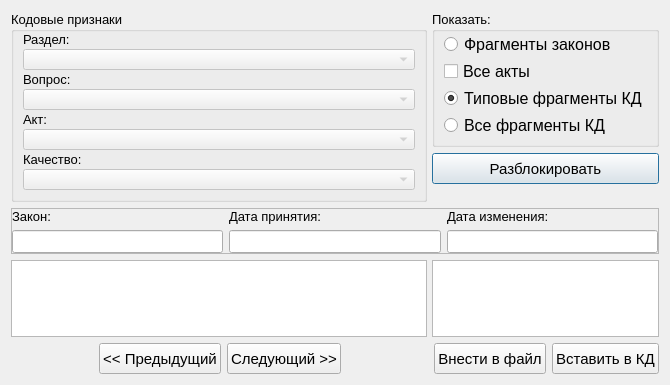
Above: knowledgebase.ui from YakSid/KDC_RSREU before the change. Below: the same form after it.
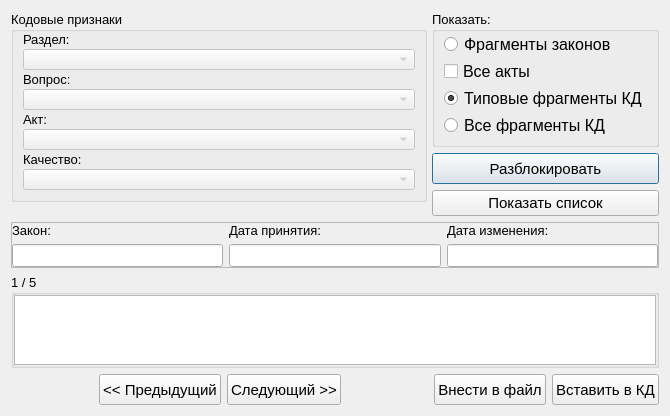
That is the form after the change.

What changed in the file:
```diff
--- a/knowledgebase.ui
+++ b/knowledgebase.ui
@@ -25,146 +25,6 @@
    <string>База знаний</string>
   </property>
   <layout class="QGridLayout" name="gridLayout_3">
-   <item row="0" column="1">
-    <widget class="QGroupBox" name="groupBox_2">
-     <property name="minimumSize">
-      <size>
-       <width>0</width>
-       <height>0</height>
-      </size>
-     </property>
-     <property name="maximumSize">
-      <size>
-       <width>16777215</width>
-       <height>16777215</height>
-      </size>
-     </property>
-     <property name="title">
-      <string>Показать:</string>
-     </property>
-     <layout class="QVBoxLayout" name="verticalLayout">
-      <property name="spacing">
-       <number>2</number>
-      </property>
-      <property name="topMargin">
-       <number>0</number>
-      </property>
-      <property name="bottomMargin">
-       <number>6</number>
-      </property>
-      <item>
-       <widget class="QRadioButton" name="rb_law_fragments">
-        <property name="font">
-         <font>
-          <pointsize>12</pointsize>
-         </font>
-        </property>
-        <property name="text">
-         <string>Фрагменты законов</string>
-        </property>
-        <property name="checked">
-         <bool>false</bool>
-        </property>
-       </widget>
-      </item>
-      <item>
-       <widget class="QCheckBox" name="ch_all_acts">
-        <property name="font">
-         <font>
-          <pointsize>12</pointsize>
-         </font>
-        </property>
-        <property name="text">
-         <string>Все акты</string>
-        </property>
-       </widget>
-      </item>
-      <item>
-       <widget class="QRadioButton" name="rb_typical_fragments_kd">
-        <property name="font">
-         <font>
-          <pointsize>12</pointsize>
-         </font>
-        </property>
-        <property name="text">
-         <string>Типовые фрагменты КД</string>
-        </property>
-        <property name="checked">
-         <bool>true</bool>
-        </property>
-       </widget>
-      </item>
-      <item>
-       <widget class="QRadioButton" name="rb_all_fragments_kd">
-        <property name="font">
-         <font>
-          <pointsize>12</pointsize>
-         </font>
-        </property>
-        <property name="text">
-         <string>Все фрагменты КД</string>
-        </property>
-       </widget>
-      </item>
-     </layout>
-    </widget>
-   </item>
-   <item row="2" column="1">
-    <spacer name="verticalSpacer">
-     <property name="orientation">
-      <enum>Qt::Vertical</enum>
-     </property>
-     <property name="sizeHint" stdset="0">
-      <size>
-       <width>20</width>
-       <height>15</height>
-      </size>
-     </property>
-    </spacer>
-   </item>
-   <item row="1" column="1">
-    <widget class="QPushButton" name="pb_unlock">
-     <property name="minimumSize">
-      <size>
-       <width>151</width>
-       <height>31</height>
-      </size>
-     </property>
-     <property name="maximumSize">
-      <size>
-       <width>16777215</width>
-       <height>31</height>
-      </size>
-     </property>
-     <property name="font">
-      <font>
-       <pointsize>11</pointsize>
-      </font>
-     </property>
-     <property name="text">
-      <string>Разблокировать</string>
-     </property>
-    </widget>
-   </item>
-   <item row="4" column="0">
-    <widget class="QTextEdit" name="te_text">
-     <property name="minimumSize">
-      <size>
-       <width>416</width>
-       <height>0</height>
-      </size>
-     </property>
-     <property name="maximumSize">
-      <size>
-       <width>16777215</width>
-       <height>16777215</height>
-      </size>
-     </property>
-     <property name="readOnly">
-      <bool>true</bool>
-     </property>
-    </widget>
-   </item>
    <item row="0" column="0" rowspan="3">
     <layout class="QVBoxLayout" name="verticalLayout_2">
      <property name="spacing">
@@ -336,109 +196,127 @@
      </item>
     </layout>
    </item>
-   <item row="5" column="0" colspan="2">
-    <layout class="QHBoxLayout" name="horizontalLayout">
-     <item>
-      <spacer name="horizontalSpacer_4">
-       <property name="orientation">
-        <enum>Qt::Horizontal</enum>
-       </property>
-       <property name="sizeHint" stdset="0">
-        <size>
-         <width>40</width>
-         <height>20</height>
-        </size>
-       </property>
-      </spacer>
-     </item>
-     <item>
-      <widget class="QPushButton" name="pb_prev">
-       <property name="minimumSize">
-        <size>
-         <width>0</width>
-         <height>31</height>
-        </size>
-       </property>
-       <property name="font">
-        <font>
-         <pointsize>11</pointsize>
-        </font>
-       </property>
-       <property name="text">
-        <string>&lt;&lt; Предыдущий</string>
-       </property>
-      </widget>
-     </item>
-     <item>
-      <widget class="QPushButton" name="pb_next">
-       <property name="minimumSize">
-        <size>
-         <width>0</width>
-         <height>31</height>
-        </size>
-       </property>
-       <property name="font">
-        <font>
-         <pointsize>11</pointsize>
-        </font>
-       </property>
-       <property name="text">
-        <string>Следующий &gt;&gt;</string>
-       </property>
-      </widget>
-     </item>
-     <item>
-      <spacer name="horizontalSpacer_5">
-       <property name="orientation">
-        <enum>Qt::Horizontal</enum>
-       </property>
-       <property name="sizeHint" stdset="0">
-        <size>
-         <width>40</width>
-         <height>20</height>
-        </size>
-       </property>
-      </spacer>
-     </item>
-     <item>
-      <widget class="QPushButton" name="pb_insert_into_file">
-       <property name="minimumSize">
-        <size>
-         <width>0</width>
-         <height>31</height>
-        </size>
-       </property>
-       <property name="font">
-        <font>
-         <pointsize>11</pointsize>
-        </font>
-       </property>
-       <property name="text">
-        <string>Внести в файл</string>
-       </property>
-      </widget>
-     </item>
-     <item>
-      <widget class="QPushButton" name="pb_insert_into_kd">
-       <property name="minimumSize">
-        <size>
-         <width>0</width>
-         <height>31</height>
-        </size>
-       </property>
-       <property name="font">
-        <font>
-         <pointsize>11</pointsize>
-        </font>
-       </property>
-       <property name="text">
-        <string>Вставить в КД</string>
-       </property>
-      </widget>
-     </item>
-    </layout>
+   <item row="0" column="1" colspan="2">
+    <widget class="QGroupBox" name="groupBox_2">
+     <property name="minimumSize">
+      <size>
+       <width>0</width>
+       <height>0</height>
+      </size>
+     </property>
+     <property name="maximumSize">
+      <size>
+       <width>16777215</width>
+       <height>16777215</height>
+      </size>
+     </property>
+     <property name="title">
+      <string>Показать:</string>
+     </property>
+     <layout class="QVBoxLayout" name="verticalLayout">
+      <property name="spacing">
+       <number>2</number>
+      </property>
+      <property name="topMargin">
+       <number>0</number>
+      </property>
+      <property name="bottomMargin">
+       <number>6</number>
+      </property>
+      <item>
+       <widget class="QRadioButton" name="rb_law_fragments">
+        <property name="font">
+         <font>
+          <pointsize>12</pointsize>
+         </font>
+        </property>
+        <property name="text">
+         <string>Фрагменты законов</string>
+        </property>
+        <property name="checked">
+         <bool>false</bool>
+        </property>
+       </widget>
+      </item>
+      <item>
+       <widget class="QCheckBox" name="ch_all_acts">
+        <property name="font">
+         <font>
+          <pointsize>12</pointsize>
+         </font>
+        </property>
+        <property name="text">
+         <string>Все акты</string>
+        </property>
+       </widget>
+      </item>
+      <item>
+       <widget class="QRadioButton" name="rb_typical_fragments_kd">
+        <property name="font">
+         <font>
+          <pointsize>12</pointsize>
+         </font>
+        </property>
+        <property name="text">
+         <string>Типовые фрагменты КД</string>
+        </property>
+        <property name="checked">
+         <bool>true</bool>
+        </property>
+       </widget>
+      </item>
+      <item>
+       <widget class="QRadioButton" name="rb_all_fragments_kd">
+        <property name="font">
+         <font>
+          <pointsize>12</pointsize>
+         </font>
+        </property>
+        <property name="text">
+         <string>Все фрагменты КД</string>
+        </property>
+       </widget>
+      </item>
+     </layout>
+    </widget>
    </item>
-   <item row="3" column="0" colspan="2">
+   <item row="1" column="1" colspan="2">
+    <widget class="QPushButton" name="pb_unlock">
+     <property name="minimumSize">
+      <size>
+       <width>151</width>
+       <height>31</height>
+      </size>
+     </property>
+     <property name="maximumSize">
+      <size>
+       <width>16777215</width>
+       <height>31</height>
+      </size>
+     </property>
+     <property name="font">
+      <font>
+       <pointsize>11</pointsize>
+      </font>
+     </property>
+     <property name="text">
+      <string>Разблокировать</string>
+     </property>
+    </widget>
+   </item>
+   <item row="2" column="1" colspan="2">
+    <widget class="QPushButton" name="pb_showList">
+     <property name="font">
+      <font>
+       <pointsize>11</pointsize>
+      </font>
+     </property>
+     <property name="text">
+      <string>Показать список</string>
+     </property>
+    </widget>
+   </item>
+   <item row="3" column="0">
     <widget class="QFrame" name="frame">
      <property name="minimumSize">
       <size>
@@ -513,16 +391,164 @@
      </layout>
     </widget>
    </item>
-   <item row="4" column="1">
-    <widget class="QListWidget" name="lw_fragments">
-     <property name="minimumSize">
+   <item row="3" column="1">
+    <spacer name="verticalSpacer">
+     <property name="orientation">
+      <enum>Qt::Vertical</enum>
+     </property>
+     <property name="sizeHint" stdset="0">
       <size>
-       <width>0</width>
-       <height>0</height>
+       <width>20</width>
+       <height>15</height>
       </size>
      </property>
+    </spacer>
+   </item>
+   <item row="4" column="0" colspan="3">
+    <widget class="QGroupBox" name="groupBox_3">
+     <property name="title">
+      <string>1 / 5</string>
+     </property>
+     <layout class="QVBoxLayout" name="verticalLayout_3">
+      <property name="spacing">
+       <number>0</number>
+      </property>
+      <property name="leftMargin">
+       <number>0</number>
+      </property>
+      <property name="topMargin">
+       <number>0</number>
+      </property>
+      <property name="rightMargin">
+       <number>0</number>
+      </property>
+      <property name="bottomMargin">
+       <number>0</number>
+      </property>
+      <item>
+       <widget class="QTextEdit" name="te_text">
+        <property name="minimumSize">
+         <size>
+          <width>416</width>
+          <height>0</height>
+         </size>
+        </property>
+        <property name="maximumSize">
+         <size>
+          <width>16777215</width>
+          <height>16777215</height>
+         </size>
+        </property>
+        <property name="readOnly">
+         <bool>true</bool>
+        </property>
+       </widget>
+      </item>
+     </layout>
     </widget>
    </item>
+   <item row="5" column="0" colspan="3">
+    <layout class="QHBoxLayout" name="horizontalLayout">
+     <item>
+      <spacer name="horizontalSpacer_4">
+       <property name="orientation">
+        <enum>Qt::Horizontal</enum>
+       </property>
+       <property name="sizeHint" stdset="0">
+        <size>
+         <width>40</width>
+         <height>20</height>
+        </size>
+       </property>
+      </spacer>
+     </item>
+     <item>
+      <widget class="QPushButton" name="pb_prev">
+       <property name="minimumSize">
+        <size>
+         <width>0</width>
+         <height>31</height>
+        </size>
+       </property>
+       <property name="font">
+        <font>
+         <pointsize>11</pointsize>
+        </font>
+       </property>
+       <property name="text">
+        <string>&lt;&lt; Предыдущий</string>
+       </property>
+      </widget>
+     </item>
+     <item>
+      <widget class="QPushButton" name="pb_next">
+       <property name="minimumSize">
+        <size>
+         <width>0</width>
+         <height>31</height>
+        </size>
+       </property>
+       <property name="font">
+        <font>
+         <pointsize>11</pointsize>
+        </font>
+       </property>
+       <property name="text">
+        <string>Следующий &gt;&gt;</string>
+       </property>
+      </widget>
+     </item>
+     <item>
+      <spacer name="horizontalSpacer_5">
+       <property name="orientation">
+        <enum>Qt::Horizontal</enum>
+       </property>
+       <property name="sizeHint" stdset="0">
+        <size>
+         <width>40</width>
+         <height>20</height>
+        </size>
+       </property>
+      </spacer>
+     </item>
+     <item>
+      <widget class="QPushButton" name="pb_insert_into_file">
+       <property name="minimumSize">
+        <size>
+         <width>0</width>
+         <height>31</height>
+        </size>
+       </property>
+       <property name="font">
+        <font>
+         <pointsize>11</pointsize>
+        </font>
+       </property>
+       <property name="text">
+        <string>Внести в файл</string>
+       </property>
+      </widget>
+     </item>
+     <item>
+      <widget class="QPushButton" name="pb_insert_into_kd">
+       <property name="minimumSize">
+        <size>
+         <width>0</width>
+         <height>31</height>
+        </size>
+       </property>
+       <property name="font">
+        <font>
+         <pointsize>11</pointsize>
+        </font>
+       </property>
+       <property name="text">
+        <string>Вставить в КД</string>
+       </property>
+      </widget>
+     </item>
+    </layout>
+   </item>
   </layout>
  </widget>
  <resources/>
```
